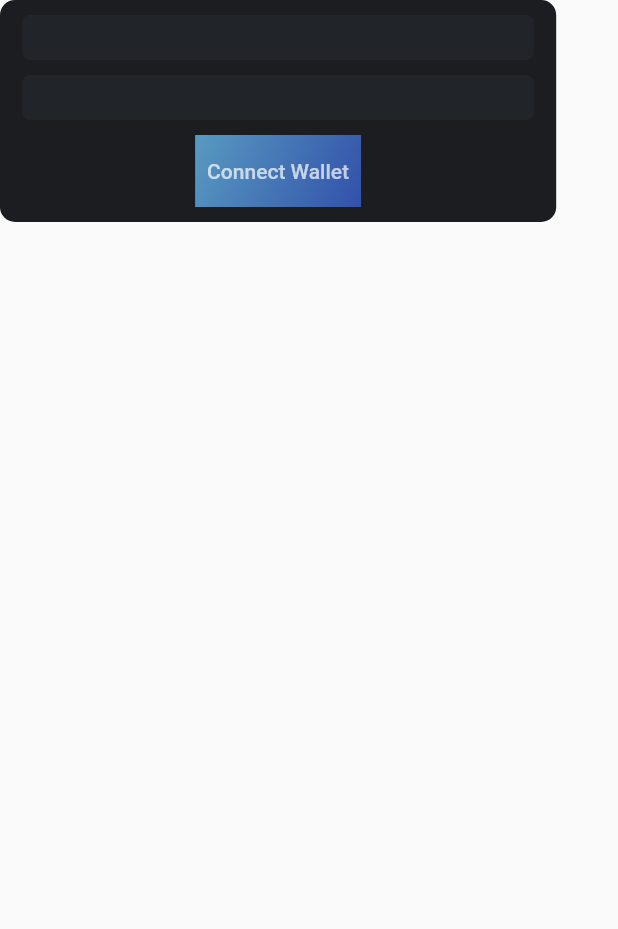
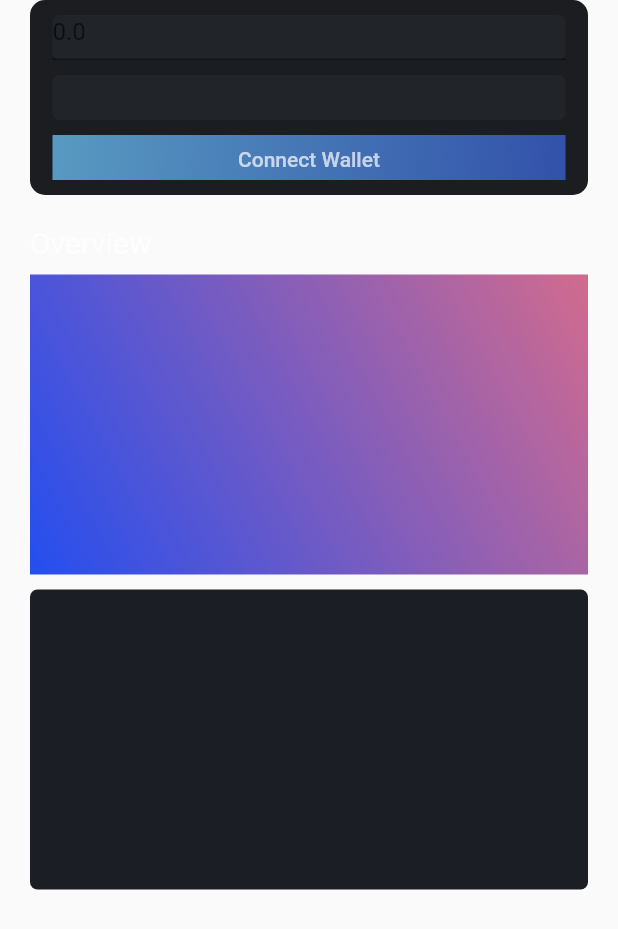
Before and after one commit to LeGaCy2096/flutter_application_1, a Flutter app: the Swap widget shown alone on an empty page, opened directly, on a phone screen of 412 x 824 dp. Shown: the top 929 px of the screen. Run offline on Flutter 3.47's test engine with Material 2 defaults, Android fonts, the phone set to English and light mode, and no system bars.

Commit message:
Доработка страницы swap

```diff
--- a/lib/pages/start_page/swap_page/swap.dart
+++ b/lib/pages/start_page/swap_page/swap.dart
@@ -6,10 +6,54 @@ class Swap extends StatelessWidget {
 
   @override
   Widget build(BuildContext context) {
-    return Column(
+    return Padding(
+      padding: const EdgeInsets.symmetric(horizontal: 20),
+      child: Column(
         children: [
-        SizedBox(
-          width: MediaQuery.of(context).size.width * 0.9,
+          getExchangeBox(context),
+          const Padding(padding: EdgeInsets.all(10)),
+          const SizedBox(
+            width: double.infinity,
+            child: Text(
+              'Overview',
+              style: TextStyle(
+                color: Colors.white70,
+                fontSize: 20,
+              ),
+            ),
+          ),
+          const Padding(padding: EdgeInsets.all(5)),
+          Container(
+            width: double.infinity,
+            height: 200,
+            decoration: const BoxDecoration(
+              gradient: LinearGradient(
+                colors: [
+                  Color.fromARGB(255, 36, 78, 239),
+                  Color.fromARGB(255, 209, 107, 142)
+                ],
+                begin: Alignment.bottomLeft,
+                end: Alignment.topRight,
+              ),
+            ),
+          ),
+          const Padding(padding: EdgeInsets.all(5)),
+          Container(
+            width: double.infinity,
+            height: 200,
+            decoration: const BoxDecoration(
+              color: Color.fromARGB(255, 27, 30, 36),
+              borderRadius: BorderRadius.all(Radius.circular(5)),
+            ),
+          ),
+        ],
+      ),
+    );
+  }
+
+  SizedBox getExchangeBox(context) {
+    return SizedBox(
+      width: double.infinity,
       child: Container(
         padding: const EdgeInsets.fromLTRB(15, 10, 15, 10),
         decoration: const BoxDecoration(
@@ -18,28 +62,35 @@ class Swap extends StatelessWidget {
         ),
         child: Column(
           children: [
-                SizedBox(
+            Container(
               height: 30,
-                  child: Container(
+              decoration: const BoxDecoration(
+                color: Color.fromARGB(255, 33, 36, 41),
+                borderRadius: BorderRadius.all(Radius.circular(5)),
+              ),
+              child: Row(
+                children: [
+                  const Flexible(
+                    child: TextField(
+                      decoration: InputDecoration(hintText: '0.0'),
+                      keyboardType: TextInputType.number,
+                    ),
+                  ),
+                ],
+              ),
+            ),
+            const Padding(padding: EdgeInsets.all(5)),
+            Container(
+              height: 30,
               decoration: const BoxDecoration(
                 color: Color.fromARGB(255, 33, 36, 41),
                 borderRadius: BorderRadius.all(Radius.circular(5)),
               ),
             ),
-                ),
             const Padding(padding: EdgeInsets.all(5)),
-                SizedBox(
+            Container(
+              width: double.infinity,
               height: 30,
-                  child: Container(
-                    decoration: const BoxDecoration(
-                      color: Color.fromARGB(255, 33, 36, 41),
-                      borderRadius: BorderRadius.all(Radius.circular(5)),
-                    ),
-                  ),
-                ),
-                const Padding(padding: EdgeInsets.all(5)),
-                SizedBox(
-                  child: Container(
               decoration: const BoxDecoration(
                 gradient: LinearGradient(
                   colors: [
@@ -58,12 +109,9 @@ class Swap extends StatelessWidget {
                 ),
               ),
             ),
-                )
           ],
         ),
       ),
-        )
-      ],
     );
   }
 }
```
Lines whose indentation alone changed are shown as unchanged.
